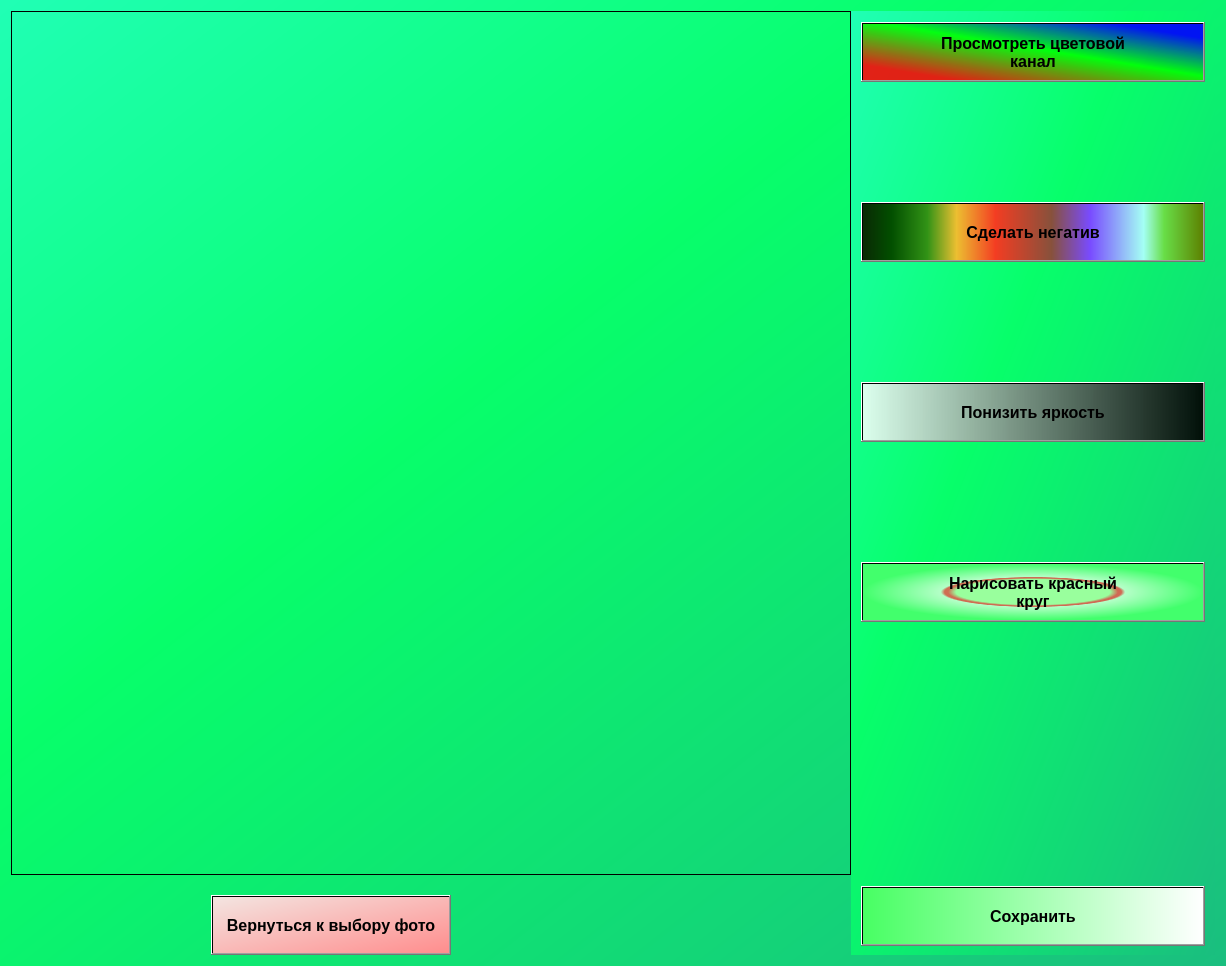
Above: ui/editor.ui from HotNooBik/MegaPhotoEditor before the change. Below: the same form after it.
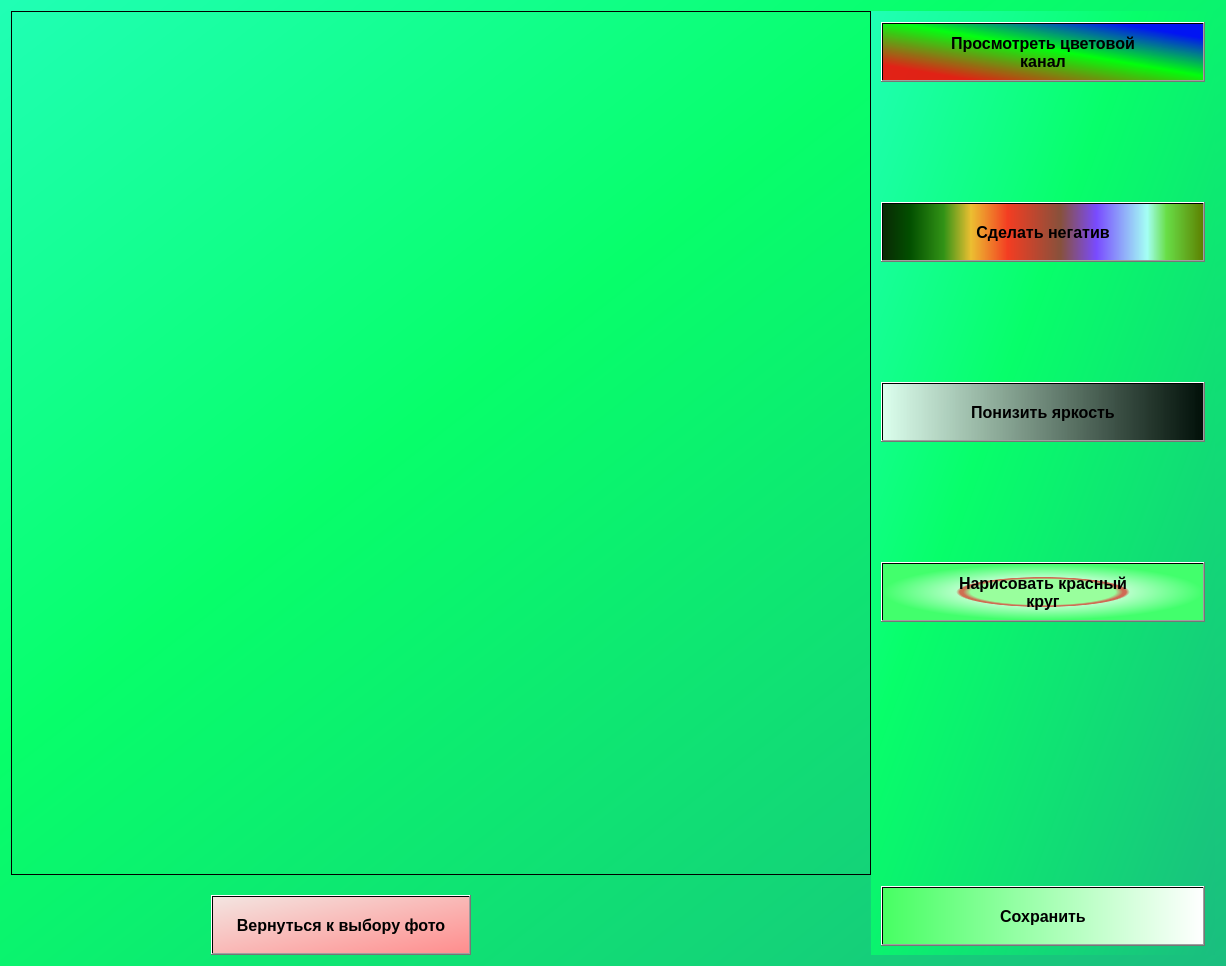
That is the form after the change.

```diff
--- a/ui/editor.ui
+++ b/ui/editor.ui
@@ -76,7 +76,7 @@
           <widget class="QPushButton" name="back_btn">
            <property name="minimumSize">
             <size>
-             <width>240</width>
+             <width>260</width>
              <height>60</height>
             </size>
            </property>
```
